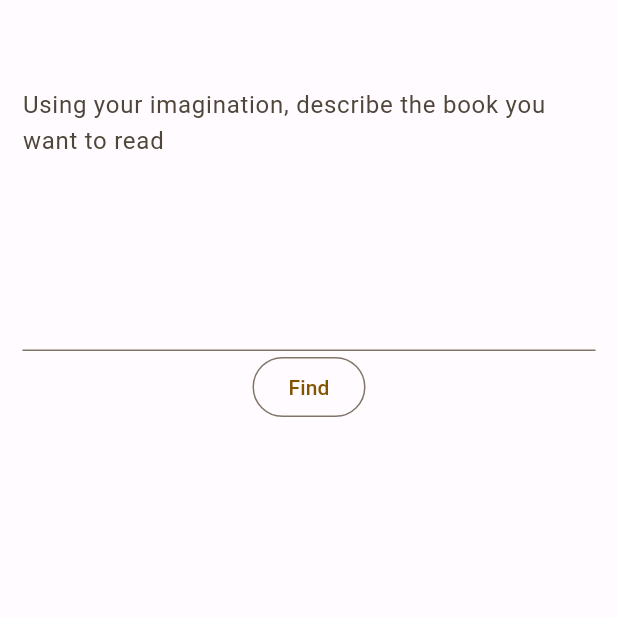
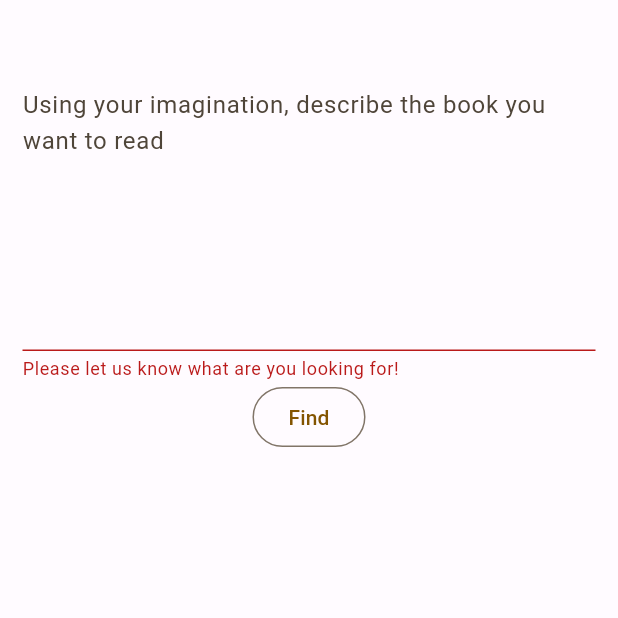
Before and after one commit to svenriksen/syncs-hack-2023, a Flutter app: the FindBook screen opened directly, after a tap on "Find", on a phone screen of 412 x 824 dp, the top half of it. Run offline on Flutter 3.47's test engine with Material 2 defaults, Android fonts, the phone set to English and light mode, and no system bars; our stand-ins replace carousel_slider, firebase_core, flutter_rating_bar, google_sign_in, shared_preferences; accounts and stored records are empty; generated files the repository leaves out were written again.

Commit message:
validating and extracting input text

```diff
--- a/bookoo/lib/pages/home.dart
+++ b/bookoo/lib/pages/home.dart
@@ -88,7 +88,10 @@ class _HomeState extends State<Home> {
         actions: [
           Padding(
             padding: const EdgeInsets.only(right: 15),
-            child: GoogleUserCircleAvatar(identity: userAccount),
+            child: GestureDetector(
+
+              child: GoogleUserCircleAvatar(identity: userAccount)
+              ),
           )
         ],
       ),
--- a/bookoo/lib/pages/prompt/findbooks.dart
+++ b/bookoo/lib/pages/prompt/findbooks.dart
@@ -8,12 +8,29 @@ class FindBook extends StatefulWidget {
 }
 
 class _FindBookState extends State<FindBook> {
+  // Create a global key that uniquely identifies the Form widget
+  // and allows validation of the form.
+  final _formKey = GlobalKey<FormState>();
+
+  // Create a text controller. Later, use it to retrieve the
+  // current value of the TextField.
+  final myController = TextEditingController();
+
+  @override
+  void dispose() {
+    // Clean up the controller when the widget is removed from the
+    // widget tree.
+    myController.dispose();
+    super.dispose();
+  }
+
   @override
   Widget build(BuildContext context) {
     return Scaffold(
       body: Padding(
         padding: const EdgeInsets.fromLTRB(15, 50, 15, 0),
         child: Form(
+            key: _formKey,
             child: Column(
               children: [
                 TextFormField(
@@ -24,8 +41,23 @@ class _FindBookState extends State<FindBook> {
                         borderSide: BorderSide(color: Colors.black)),
                   ),
                   maxLines: 7,
+                  validator: (value) {
+                    if (value == null || value.isEmpty) {
+                      return 'Please let us know what are you looking for!';
+                    }
+                    return null;
+                  },
+                  controller: myController
                 ),
-            OutlinedButton(onPressed: () {}, child: const Text("Find"))
+                OutlinedButton(
+                  onPressed: () {
+                    if (_formKey.currentState!.validate()) {
+                      var inputText = myController.text;
+                      debugPrint(inputText);
+                    }
+                  },
+                  child: const Text("Find")
+                )
               ],
             )),
       ),
```
Lines whose indentation alone changed are shown as unchanged.
